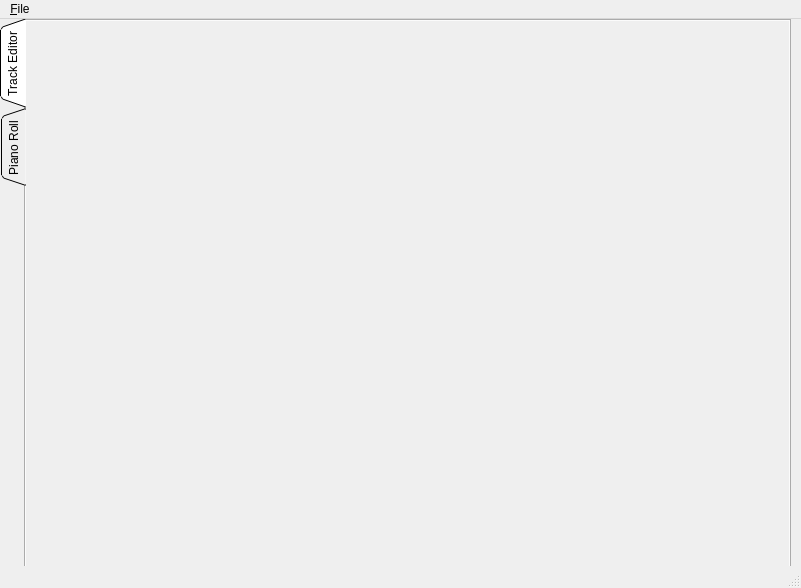
The window that mainwindow.ui (pythonleo/ProjektVocho) describes before a commit, drawn with Qt 5.
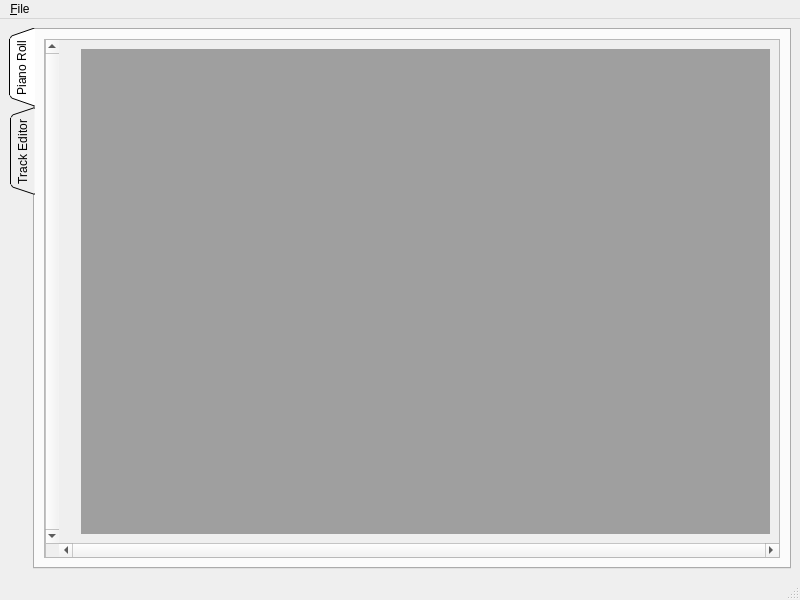
The same window after the commit. The open tabs and pages were chosen to show the change. Icons and pictures are not drawn.

```diff
--- a/mainwindow.ui
+++ b/mainwindow.ui
@@ -6,8 +6,8 @@
    <rect>
     <x>0</x>
     <y>0</y>
-    <width>801</width>
-    <height>588</height>
+    <width>800</width>
+    <height>600</height>
    </rect>
   </property>
   <property name="windowTitle">
@@ -17,18 +17,9 @@
    <bool>false</bool>
   </property>
   <widget class="QWidget" name="centralwidget">
+   <layout class="QVBoxLayout" name="verticalLayout_2">
+    <item>
    <widget class="QTabWidget" name="tabWidget">
-    <property name="geometry">
-     <rect>
-      <x>0</x>
-      <y>0</y>
-      <width>791</width>
-      <height>551</height>
-     </rect>
-    </property>
-    <property name="toolTip">
-     <string>&lt;html&gt;&lt;head/&gt;&lt;body&gt;&lt;p&gt;Piano Roll&lt;/p&gt;&lt;/body&gt;&lt;/html&gt;</string>
-    </property>
     <property name="tabPosition">
      <enum>QTabWidget::West</enum>
     </property>
@@ -36,37 +27,29 @@
      <enum>QTabWidget::Triangular</enum>
     </property>
     <property name="currentIndex">
-     <number>1</number>
-    </property>
-    <property name="tabsClosable">
-     <bool>false</bool>
-    </property>
-    <property name="movable">
-     <bool>true</bool>
+       <number>0</number>
     </property>
     <widget class="QWidget" name="tab">
-     <property name="toolTip">
-      <string>Piano roll window</string>
-     </property>
-     <property name="autoFillBackground">
-      <bool>true</bool>
-     </property>
-     <attribute name="title">
-      <string>Track Editor</string>
-     </attribute>
-    </widget>
-    <widget class="QWidget" name="tab_2">
      <attribute name="title">
       <string>Piano Roll</string>
      </attribute>
+       <layout class="QVBoxLayout" name="verticalLayout">
+        <item>
      <widget class="QScrollArea" name="scrollArea">
-      <property name="geometry">
-       <rect>
-        <x>0</x>
-        <y>0</y>
-        <width>771</width>
-        <height>551</height>
-       </rect>
+          <property name="sizePolicy">
+           <sizepolicy hsizetype="Expanding" vsizetype="Expanding">
+            <horstretch>0</horstretch>
+            <verstretch>0</verstretch>
+           </sizepolicy>
+          </property>
+          <property name="layoutDirection">
+           <enum>Qt::RightToLeft</enum>
+          </property>
+          <property name="verticalScrollBarPolicy">
+           <enum>Qt::ScrollBarAlwaysOn</enum>
+          </property>
+          <property name="horizontalScrollBarPolicy">
+           <enum>Qt::ScrollBarAlwaysOn</enum>
       </property>
       <property name="widgetResizable">
        <bool>true</bool>
@@ -76,10 +59,15 @@
         <rect>
          <x>0</x>
          <y>0</y>
-         <width>769</width>
-         <height>549</height>
-        </rect>
-       </property>
+             <width>721</width>
+             <height>1698</height>
+            </rect>
+           </property>
+           <property name="layoutDirection">
+            <enum>Qt::LeftToRight</enum>
+           </property>
+           <layout class="QHBoxLayout" name="horizontalLayout">
+            <item>
        <widget class="QLabel" name="label">
         <property name="geometry">
          <rect>
@@ -90,33 +78,40 @@
          </rect>
         </property>
         <property name="text">
-         <string>&lt;html&gt;&lt;head&gt;&lt;head/&gt;&lt;body&gt;&lt;p&gt;&lt;img src=&quot;:/piano_roll/piano_roll.png&quot;/&gt;&lt;/p&gt;&lt;/body&gt;&lt;/html&gt;</string>
-        </property>
-       </widget>
-       <widget class="QScrollBar" name="verticalScrollBar">
-        <property name="geometry">
-         <rect>
-          <x>750</x>
-          <y>0</y>
-          <width>16</width>
-          <height>541</height>
-         </rect>
-        </property>
-        <property name="orientation">
-         <enum>Qt::Vertical</enum>
-        </property>
-       </widget>
-      </widget>
-     </widget>
-    </widget>
-   </widget>
+               <string/>
+              </property>
+              <property name="textFormat">
+               <enum>Qt::AutoText</enum>
+              </property>
+              <property name="pixmap">
+               <pixmap resource="res/piano_roll.qrc">:/piano_roll/piano_roll.png</pixmap>
+              </property>
+             </widget>
+            </item>
+            <item>
+             <widget class="QMdiArea" name="mdiArea"/>
+            </item>
+           </layout>
+          </widget>
+         </widget>
+        </item>
+       </layout>
+      </widget>
+      <widget class="QWidget" name="tab_2">
+       <attribute name="title">
+        <string>Track Editor</string>
+       </attribute>
+      </widget>
+     </widget>
+    </item>
+   </layout>
   </widget>
   <widget class="QMenuBar" name="menubar">
    <property name="geometry">
     <rect>
      <x>0</x>
      <y>0</y>
-     <width>801</width>
+     <width>800</width>
      <height>22</height>
     </rect>
    </property>
```
Left out of the diff: 8 changed lines with no effect on the pictures. Lines whose indentation alone changed are shown as unchanged.
